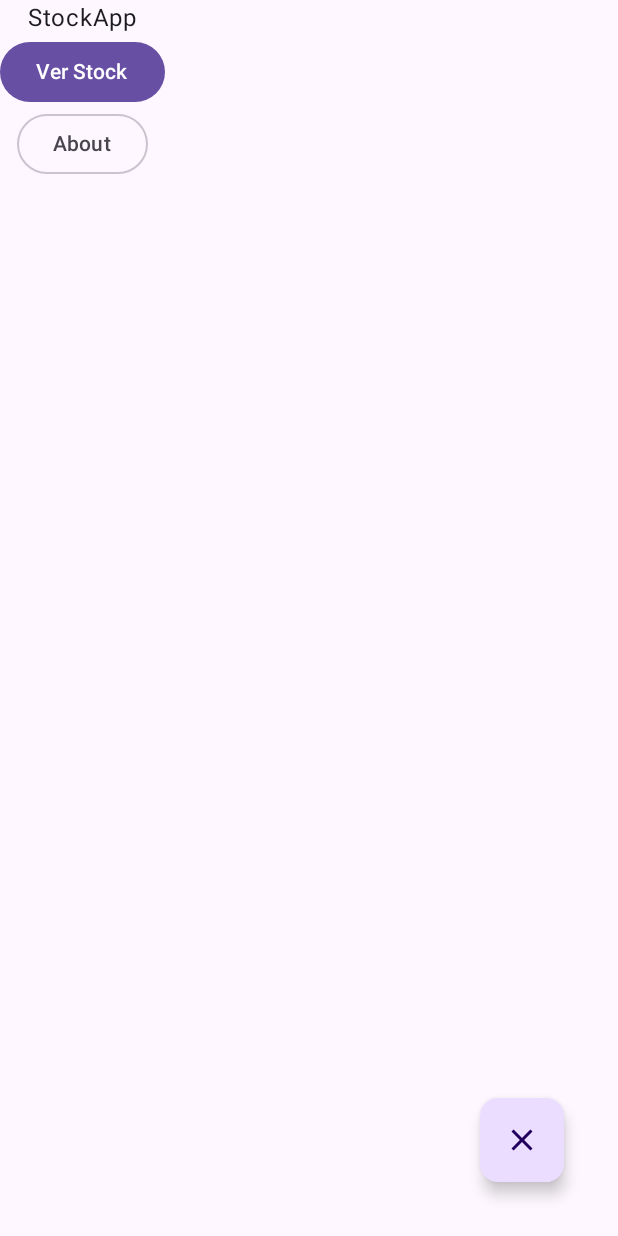
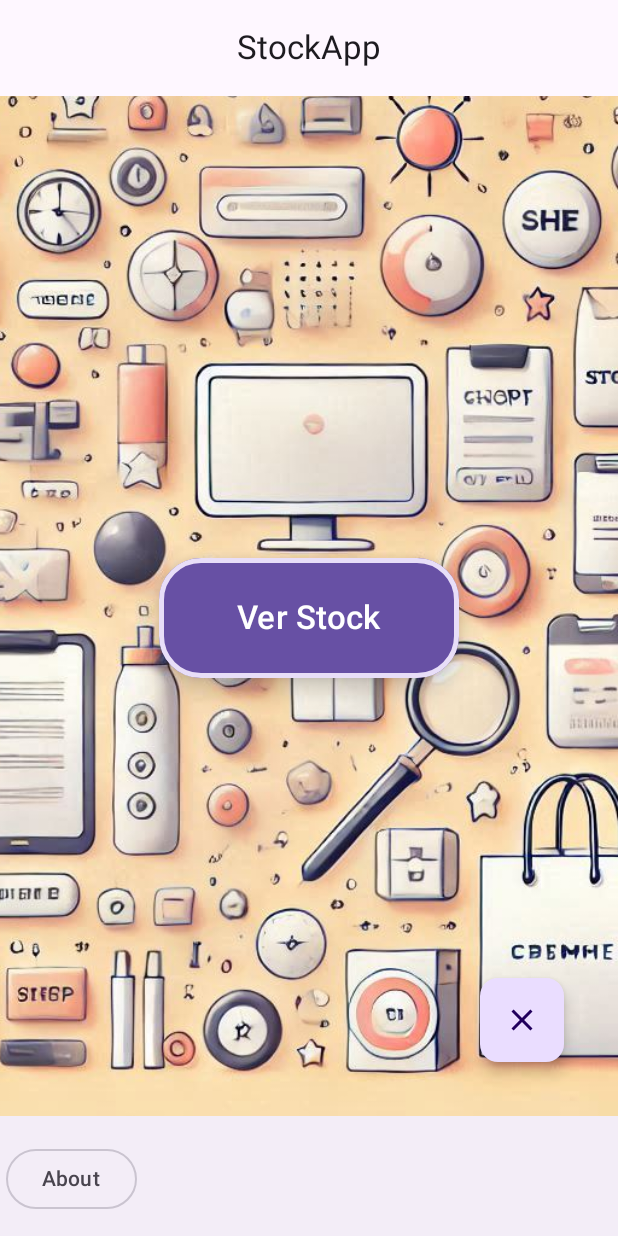
Before and after one commit to Alejandro-Omegas/UAA-PAPDM-Grupo-2-TP-2, an Android app built with Jetpack Compose: the screen it shows after launch (MainActivity), on a phone screen of 412 x 824 dp. Run offline under Robolectric (Android 15) with nearby library versions, the phone set to English and light mode, and no system bars.

Commit message:
Update HomeScreen.kt

```diff
--- a/app/src/main/java/com/alejandroarriola/uaa_papdm_grupo_2_tp_2/ui/home/HomeScreen.kt
+++ b/app/src/main/java/com/alejandroarriola/uaa_papdm_grupo_2_tp_2/ui/home/HomeScreen.kt
@@ -1,12 +1,17 @@
 package com.alejandroarriola.uaa_papdm_grupo_2_tp_2.ui.home
 
 import android.annotation.SuppressLint
+import androidx.compose.foundation.Image
+import androidx.compose.foundation.border
 import androidx.compose.foundation.layout.Column
 import androidx.compose.foundation.layout.fillMaxSize
 import androidx.compose.foundation.layout.padding
+import androidx.compose.foundation.layout.size
 import androidx.compose.material.icons.Icons
 import androidx.compose.material.icons.filled.Close
+import androidx.compose.material3.BottomAppBar
 import androidx.compose.material3.Button
+import androidx.compose.material3.ExperimentalMaterial3Api
 import androidx.compose.material3.FloatingActionButton
 import androidx.compose.material3.Icon
 import androidx.compose.material3.MaterialTheme
@@ -15,12 +20,17 @@ import androidx.compose.material3.Scaffold
 import androidx.compose.material3.Text
 import androidx.compose.runtime.Composable
 import androidx.compose.ui.Modifier
+import androidx.compose.ui.draw.shadow
+import androidx.compose.ui.layout.ContentScale
 import androidx.compose.ui.res.dimensionResource
+import androidx.compose.ui.res.painterResource
 import androidx.compose.ui.res.stringResource
 import androidx.compose.ui.tooling.preview.Preview
+import androidx.compose.ui.unit.dp
 import com.alejandroarriola.uaa_papdm_grupo_2_tp_2.MainActivity
 import com.alejandroarriola.uaa_papdm_grupo_2_tp_2.R
 import com.alejandroarriola.uaa_papdm_grupo_2_tp_2.ui.navigation.NavDestino
+import com.alejandroarriola.uaa_papdm_grupo_2_tp_2.ui.stock.TopBarStock
 import kotlin.system.exitProcess
 
 object HomeDestino: NavDestino {
@@ -28,6 +38,7 @@ object HomeDestino: NavDestino {
     override val titulo = R.string.app_name
 }
 
+@OptIn(ExperimentalMaterial3Api::class)
 @SuppressLint("UnusedMaterial3ScaffoldPaddingParameter")
 @Composable
 fun HomeSreen(
@@ -37,6 +48,21 @@ fun HomeSreen(
 ) {
     Scaffold(
         modifier = Modifier.fillMaxSize(),
+        topBar = {
+            TopBarStock(
+                titulo = stringResource(R.string.app_name),
+                canNavUp = false
+            )
+        },
+        bottomBar = {
+            BottomAppBar {
+                OutlinedButton(
+                    onClick = { navAboutScreen() }
+                ) {
+                    Text(text = stringResource(R.string.about))
+                }
+            }
+        },
         floatingActionButton = {
             FloatingActionButton(
                 onClick = { exitApp() },
@@ -50,22 +76,40 @@ fun HomeSreen(
             }
         }
     ) {
+        Image(
+            painter = painterResource(R.drawable.bg),
+            contentDescription = null,
+            contentScale = ContentScale.Crop,
+            modifier = Modifier
+                .fillMaxSize()
+        )
+
         Column(
             horizontalAlignment = androidx.compose.ui.Alignment.CenterHorizontally,
+            verticalArrangement = androidx.compose.foundation.layout.Arrangement.Center,
             modifier = Modifier
+                .fillMaxSize()
         ) {
-            Text(text = stringResource(R.string.app_name))
-
             Button(
-                onClick = { navListaStock() }
+                onClick = { navListaStock() },
+                shape = MaterialTheme.shapes.extraLarge,
+                modifier = Modifier
+                    .padding(dimensionResource(id = R.dimen.padding_large))
+                    .size(width = 200.dp, height = 80.dp)
+                    .border(
+                        width = 3.dp,
+                        color = MaterialTheme.colorScheme.secondaryContainer,
+                        shape = MaterialTheme.shapes.extraLarge
+                    )
+                    .shadow(
+                        elevation = 10.dp,
+                        shape = MaterialTheme.shapes.extraLarge,
+                        clip = false)
             ) {
-                Text(text = stringResource(R.string.ver_stock))
-            }
-
-            OutlinedButton(
-                onClick = { navAboutScreen() }
-            ) {
-                Text(text = stringResource(R.string.about))
+                Text(
+                    text = stringResource(R.string.ver_stock),
+                    fontSize = MaterialTheme.typography.titleLarge.fontSize
+                )
             }
         }
     }
```
